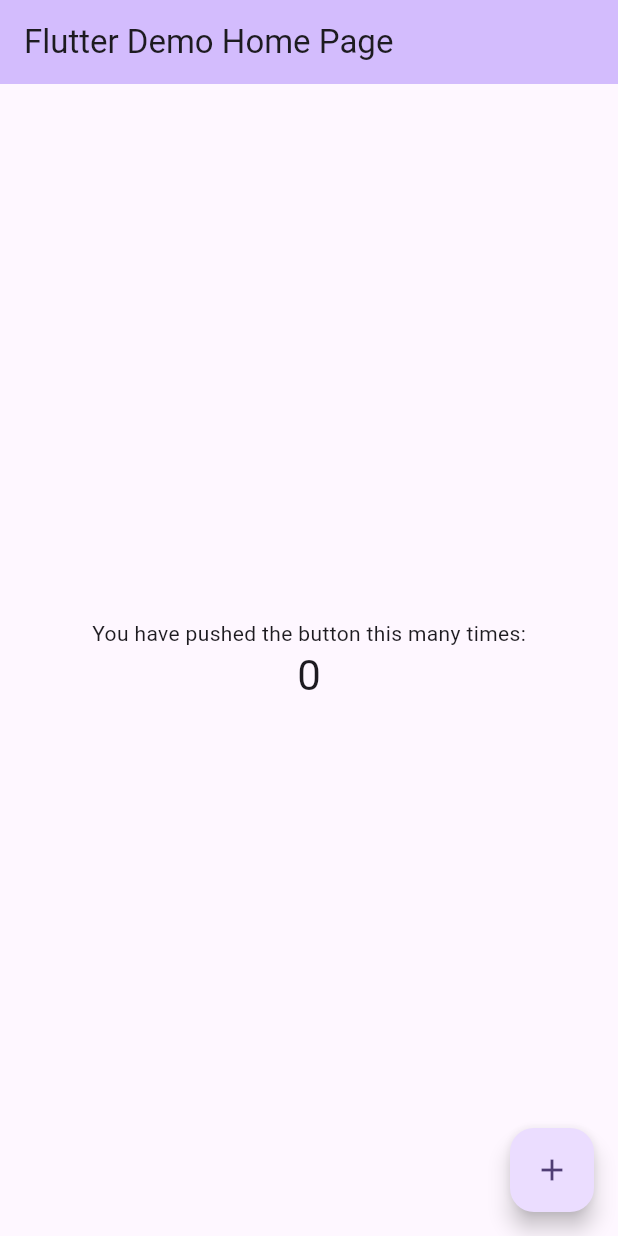
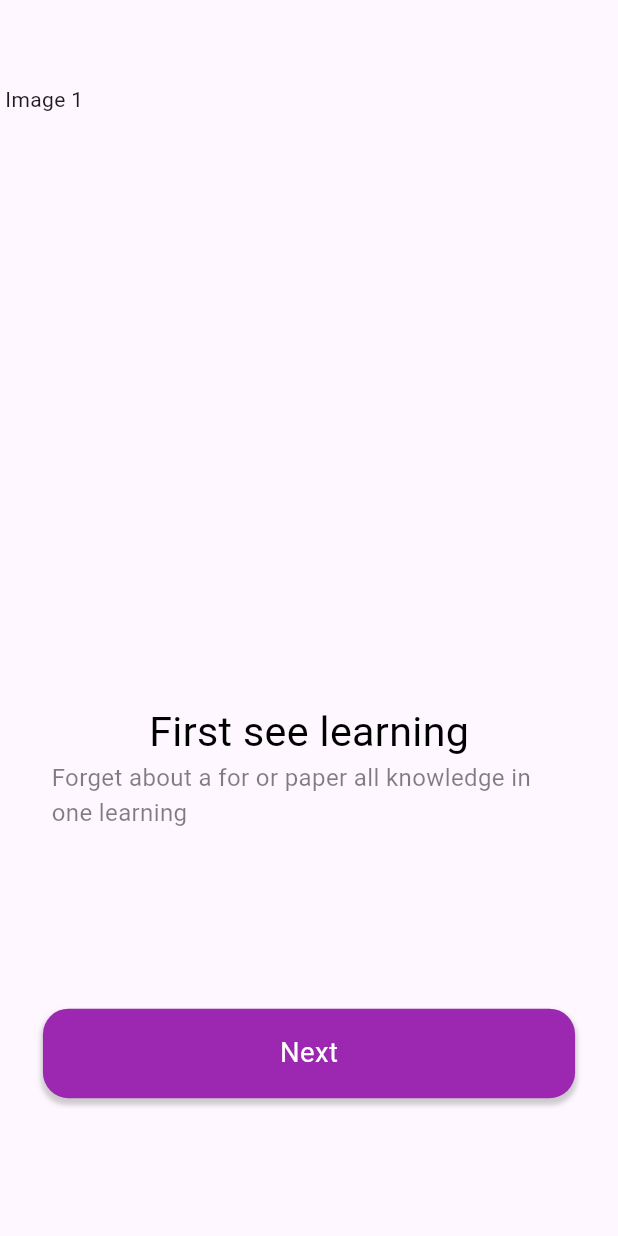
Before and after one commit to santetch/flutter_sample_course, a Flutter app: the screen it shows after launch, on a phone screen of 412 x 824 dp. Run offline on Flutter 3.47's test engine with Material 2 defaults, Android fonts, the phone set to English and light mode, and no system bars; our stand-ins replace flutter_bloc, flutter_screenutil.

Commit message:
creates welcome page

```diff
--- /dev/null
+++ b/lib/app_blocs.dart
@@ -0,0 +1,14 @@
+import 'package:flutter_bloc/flutter_bloc.dart';
+import 'package:u_course_example/app_events.dart';
+import 'package:u_course_example/app_states.dart';
+
+class AppBlocs extends Bloc<AppEvents, AppStates> {
+  AppBlocs() : super(InitState()) {
+    on<IncrementEvent>((event, emit) {
+      emit(AppStates(counter: state.counter + 1));
+    });
+    on<DecrementEvent>((event, emit) {
+      emit(AppStates(counter: state.counter - 1));
+    });
+  }
+}
--- /dev/null
+++ b/lib/app_events.dart
@@ -0,0 +1,5 @@
+class AppEvents {}
+
+class IncrementEvent extends AppEvents {}
+
+class DecrementEvent extends AppEvents {}
--- /dev/null
+++ b/lib/app_states.dart
@@ -0,0 +1,9 @@
+class AppStates {
+  int counter;
+
+  AppStates({required this.counter});
+}
+
+class InitState extends AppStates {
+  InitState() : super(counter: 0);
+}
--- a/lib/main.dart
+++ b/lib/main.dart
@@ -1,4 +1,11 @@
 import 'package:flutter/material.dart';
+import 'package:flutter_bloc/flutter_bloc.dart';
+import 'package:flutter_screenutil/flutter_screenutil.dart';
+import 'package:u_course_example/app_blocs.dart';
+import 'package:u_course_example/app_events.dart';
+import 'package:u_course_example/app_states.dart';
+
+import 'pages/welcome/views/welcome.dart';
 
 void main() {
   runApp(const MyApp());
@@ -7,118 +14,68 @@ void main() {
 class MyApp extends StatelessWidget {
   const MyApp({super.key});
 
-  // This widget is the root of your application.
   @override
   Widget build(BuildContext context) {
-    return MaterialApp(
+    return ScreenUtilInit(
+      builder: (context, child) => BlocProvider(
+        create: (context) => AppBlocs(),
+        child: MaterialApp(
           title: 'Flutter Demo',
           theme: ThemeData(
-        // This is the theme of your application.
-        //
-        // TRY THIS: Try running your application with "flutter run". You'll see
-        // the application has a blue toolbar. Then, without quitting the app,
-        // try changing the seedColor in the colorScheme below to Colors.green
-        // and then invoke "hot reload" (save your changes or press the "hot
-        // reload" button in a Flutter-supported IDE, or press "r" if you used
-        // the command line to start the app).
-        //
-        // Notice that the counter didn't reset back to zero; the application
-        // state is not lost during the reload. To reset the state, use hot
-        // restart instead.
-        //
-        // This works for code too, not just values: Most code changes can be
-        // tested with just a hot reload.
             colorScheme: ColorScheme.fromSeed(seedColor: Colors.deepPurple),
             useMaterial3: true,
           ),
-      home: const MyHomePage(title: 'Flutter Demo Home Page'),
+          home: const Welcome(),
+        ),
+      ),
     );
   }
 }
 
-class MyHomePage extends StatefulWidget {
-  const MyHomePage({super.key, required this.title});
-
-  // This widget is the home page of your application. It is stateful, meaning
-  // that it has a State object (defined below) that contains fields that affect
-  // how it looks.
-
-  // This class is the configuration for the state. It holds the values (in this
-  // case the title) provided by the parent (in this case the App widget) and
-  // used by the build method of the State. Fields in a Widget subclass are
-  // always marked "final".
-
-  final String title;
-
-  @override
-  State<MyHomePage> createState() => _MyHomePageState();
-}
-
-class _MyHomePageState extends State<MyHomePage> {
-  int _counter = 0;
-
-  void _incrementCounter() {
-    setState(() {
-      // This call to setState tells the Flutter framework that something has
-      // changed in this State, which causes it to rerun the build method below
-      // so that the display can reflect the updated values. If we changed
-      // _counter without calling setState(), then the build method would not be
-      // called again, and so nothing would appear to happen.
-      _counter++;
-    });
-  }
+class MyHomePage extends StatelessWidget {
+  const MyHomePage({super.key});
 
   @override
   Widget build(BuildContext context) {
-    // This method is rerun every time setState is called, for instance as done
-    // by the _incrementCounter method above.
-    //
-    // The Flutter framework has been optimized to make rerunning build methods
-    // fast, so that you can just rebuild anything that needs updating rather
-    // than having to individually change instances of widgets.
     return Scaffold(
       appBar: AppBar(
-        // TRY THIS: Try changing the color here to a specific color (to
-        // Colors.amber, perhaps?) and trigger a hot reload to see the AppBar
-        // change color while the other colors stay the same.
         backgroundColor: Theme.of(context).colorScheme.inversePrimary,
-        // Here we take the value from the MyHomePage object that was created by
-        // the App.build method, and use it to set our appbar title.
-        title: Text(widget.title),
+        title: const Text('Flutter Demo Home Page'),
       ),
       body: Center(
-        // Center is a layout widget. It takes a single child and positions it
-        // in the middle of the parent.
-        child: Column(
-          // Column is also a layout widget. It takes a list of children and
-          // arranges them vertically. By default, it sizes itself to fit its
-          // children horizontally, and tries to be as tall as its parent.
-          //
-          // Column has various properties to control how it sizes itself and
-          // how it positions its children. Here we use mainAxisAlignment to
-          // center the children vertically; the main axis here is the vertical
-          // axis because Columns are vertical (the cross axis would be
-          // horizontal).
-          //
-          // TRY THIS: Invoke "debug painting" (choose the "Toggle Debug Paint"
-          // action in the IDE, or press "p" in the console), to see the
-          // wireframe for each widget.
+        child: BlocBuilder<AppBlocs, AppStates>(
+          builder: (context, state) {
+            return Column(
               mainAxisAlignment: MainAxisAlignment.center,
               children: <Widget>[
                 const Text(
                   'You have pushed the button this many times:',
                 ),
                 Text(
-              '$_counter',
+                  "${BlocProvider.of<AppBlocs>(context).state.counter}",
                   style: Theme.of(context).textTheme.headlineMedium,
                 ),
               ],
+            );
+          },
         ),
       ),
-      floatingActionButton: FloatingActionButton(
-        onPressed: _incrementCounter,
+      floatingActionButton: Row(
+        mainAxisAlignment: MainAxisAlignment.spaceAround,
+        children: [
+          FloatingActionButton(
+            onPressed: () =>
+                BlocProvider.of<AppBlocs>(context).add(IncrementEvent()),
             tooltip: 'Increment',
             child: const Icon(Icons.add),
+          ),
+          FloatingActionButton(
+            onPressed: () =>
+                BlocProvider.of<AppBlocs>(context).add(DecrementEvent()),
+            tooltip: 'Increment',
+            child: const Icon(Icons.remove),
+          ),
+        ],
       ), // This trailing comma makes auto-formatting nicer for build methods.
     );
   }
--- /dev/null
+++ b/lib/pages/welcome/views/welcome.dart
@@ -0,0 +1,93 @@
+import 'package:flutter/material.dart';
+import 'package:flutter_screenutil/flutter_screenutil.dart';
+
+class Welcome extends StatefulWidget {
+  const Welcome({super.key});
+
+  @override
+  State<Welcome> createState() => _WelcomeState();
+}
+
+class _WelcomeState extends State<Welcome> {
+  @override
+  Widget build(BuildContext context) {
+    return Container(
+      color: Colors.white,
+      child: Scaffold(
+        appBar: AppBar(),
+        body: SizedBox(
+          width: 375.w,
+          child: Stack(
+            children: [
+              PageView(
+                children: [
+                  Column(
+                    children: [
+                      SizedBox(
+                        width: 354.w,
+                        height: 345.h,
+                        child: const Text("Image 1"),
+                      ),
+                      SizedBox(
+                        child: Text(
+                          "First see learning",
+                          style: TextStyle(
+                            color: Colors.black,
+                            fontSize: 24.sp,
+                            fontWeight: FontWeight.normal,
+                          ),
+                        ),
+                      ),
+                      Container(
+                        width: 375.w,
+                        padding: EdgeInsets.only(left: 30.w, right: 30.w),
+                        child: Text(
+                          "Forget about a for or paper all knowledge in one learning",
+                          style: TextStyle(
+                            color: Colors.black.withOpacity(0.5),
+                            fontSize: 14.sp,
+                            fontWeight: FontWeight.normal,
+                          ),
+                        ),
+                      ),
+                      Container(
+                        width: 325.w,
+                        height: 50.h,
+                        margin: EdgeInsets.only(
+                          top: 100.h,
+                          left: 25.w,
+                          right: 25.w,
+                        ),
+                        decoration: BoxDecoration(
+                          color: Colors.purple,
+                          borderRadius: BorderRadius.all(Radius.circular(15.w)),
+                          boxShadow: [
+                            BoxShadow(
+                              color: Colors.grey.withOpacity(0.5),
+                              spreadRadius: 1,
+                              blurRadius: 2,
+                              offset: const Offset(0, 3),
+                            ),
+                          ],
+                        ),
+                        child: Center(
+                            child: Text(
+                          "Next",
+                          style: TextStyle(
+                            color: Colors.white,
+                            fontSize: 16.sp,
+                            fontWeight: FontWeight.normal,
+                          ),
+                        )),
+                      )
+                    ],
+                  )
+                ],
+              )
+            ],
+          ),
+        ),
+      ),
+    );
+  }
+}
--- a/pubspec.yaml
+++ b/pubspec.yaml
@@ -35,6 +35,9 @@ dependencies:
   # The following adds the Cupertino Icons font to your application.
   # Use with the CupertinoIcons class for iOS style icons.
   cupertino_icons: ^1.0.2
+  flutter_blob: ^0.0.1
+  flutter_bloc: ^8.1.3
+  flutter_screenutil: ^5.8.4
 
 dev_dependencies:
   flutter_test:
```
Also changed, not shown: lib/pages/welcome/bloc/welcome_blocs.dart (added), lib/pages/welcome/bloc/welcome_events.dart (added), lib/pages/welcome/bloc/welcome_states.dart (added), pubspec.lock, 63 other files. Lines whose indentation alone changed are shown as unchanged.
